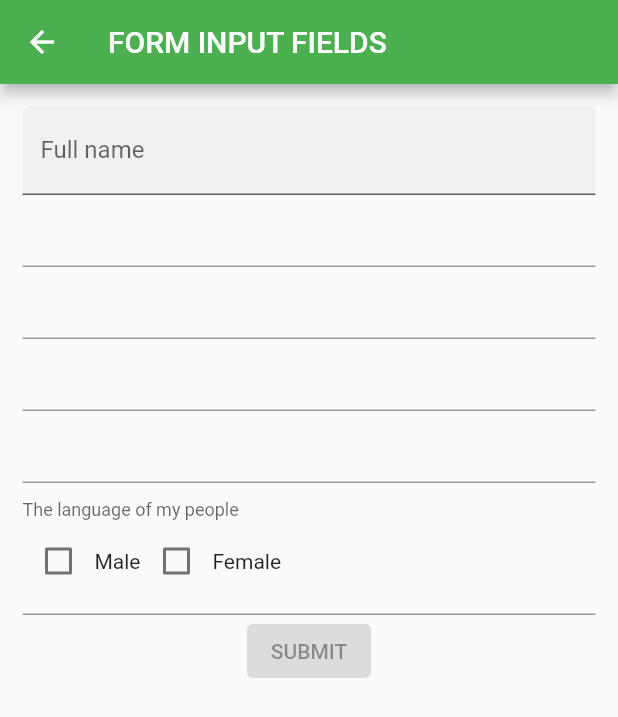
After one commit to mamgbigeofrey/cake_sale, a Flutter app: the screen it shows after launch, after a tap on "Form Inputs(Talk to us)", on a phone screen of 412 x 824 dp. The commit adds this screen. Shown: the top 717 px of the screen. Run offline on Flutter 3.47's test engine with Material 2 defaults, Android fonts, the phone set to English and light mode, and no system bars; drawn by our look-alikes of flutter_form_builder; our stand-ins replace fluttertoast.

Commit message:
New changes 1. i have implemented the different form input fields and types in flutter

```diff
--- a/lib/main.dart
+++ b/lib/main.dart
@@ -1,6 +1,8 @@
 import 'package:cake_sale/screens/AboutScreen.dart';
+import 'package:cake_sale/screens/FormInputScreen.dart';
 import 'package:cake_sale/screens/ProductsScreen.dart';
 import 'package:cake_sale/screens/ServicesScreen.dart';
+import 'package:cake_sale/screens/ToastScreen.dart';
 import 'package:flutter/material.dart';
 
 void main() {
@@ -20,6 +22,7 @@ class MyApp extends StatelessWidget {
         ),
         body: ListView(
           children: [
+            //creating a welcome page with image and some text
             Image(
               image: AssetImage('assets/images/decor2.jpeg'),
               width: 500,
@@ -27,6 +30,23 @@ class MyApp extends StatelessWidget {
             ),
             Text(
               'Welcome to Dreams Decor World where you get all your future function insights',
+            ),
+
+            //about us section
+            ListTile(
+              title: Text('ABOUT US'),
+              subtitle: Text('Read more about Dreams Decor World!'),
+              leading: Icon(Icons.production_quantity_limits),
+              trailing: Icon(Icons.chevron_right_outlined),
+              contentPadding: EdgeInsets.all(10),
+              onTap: () {
+                Navigator.push(
+                  context,
+                  MaterialPageRoute(
+                    builder: (context) => AboutScreen(),
+                  ),
+                );
+              },
             ),
 
             //services screen
@@ -47,7 +67,8 @@ class MyApp extends StatelessWidget {
                 );
               },
             ),
-//products screen
+
+            //products screen
             ListTile(
               title: Text('Our products'),
               subtitle: Text('Click to view all our available products'),
@@ -62,6 +83,40 @@ class MyApp extends StatelessWidget {
                   ),
                 );
               },
+            ),
+
+            //making flutter toasts
+            ListTile(
+              title: Text('Flutter toasts'),
+              subtitle: Text('Creating notifications/pop-ups in flutter'),
+              leading: Icon(Icons.notification_add_outlined),
+              trailing: Icon(Icons.chevron_right_outlined),
+              contentPadding: EdgeInsets.all(10),
+              onTap: () {
+                Navigator.push(
+                  context,
+                  MaterialPageRoute(
+                    builder: (context) => ToastScreen(),
+                  ),
+                );
+              },
+            ),
+
+            //form builder fieldtext
+            ListTile(
+              title: Text('Form Inputs(Talk to us)'),
+              subtitle: Text('Fill in the form to contact us'),
+              leading: Icon(Icons.input_outlined),
+              trailing: Icon(Icons.chevron_right_outlined),
+              contentPadding: EdgeInsets.all(10),
+              onTap: () {
+                Navigator.push(
+                  context,
+                  MaterialPageRoute(
+                    builder: (context) => FormInputScreen(),
+                  ),
+                );
+              },
             )
           ],
         ),
--- /dev/null
+++ b/lib/screens/FormInputScreen.dart
@@ -0,0 +1,78 @@
+import 'package:flutter/cupertino.dart';
+import 'package:flutter/material.dart';
+import 'package:flutter_form_builder/flutter_form_builder.dart';
+
+class FormInputScreen extends StatefulWidget {
+  const FormInputScreen({super.key});
+
+  @override
+  State<FormInputScreen> createState() => _FormInputScreenState();
+}
+
+class _FormInputScreenState extends State<FormInputScreen> {
+  @override
+  Widget build(BuildContext context) {
+    return Scaffold(
+      appBar: AppBar(
+        backgroundColor: Colors.green.shade500,
+        title: const Text('FORM INPUT FIELDS'),
+      ),
+      body: Container(
+        padding: EdgeInsets.all(15),
+        child: Column(
+          children: [
+            FormBuilderTextField(
+              cursorColor: Colors.red,
+              name: 'fname',
+              decoration: InputDecoration(
+                label: Text('Full name'),
+                filled: true,
+              ),
+            ),
+            FormBuilderTextField(
+              cursorColor: Colors.red,
+              name: 'username',
+            ),
+            FormBuilderTextField(
+              cursorColor: Colors.red,
+              name: 'email',
+              keyboardType: TextInputType.emailAddress,
+            ),
+            FormBuilderTextField(
+              cursorColor: Colors.red,
+              name: 'phone',
+              keyboardType: TextInputType.number,
+            ),
+            FormBuilderDateTimePicker(
+              cursorColor: Colors.red,
+              name: 'dob',
+              keyboardType: TextInputType.datetime,
+            ),
+            FormBuilderCheckboxGroup<String>(
+              autovalidateMode: AutovalidateMode.onUserInteraction,
+              decoration:
+                  const InputDecoration(labelText: 'The language of my people'),
+              name: 'languages',
+              // initialValue: const ['Dart'],
+              options: const [
+                FormBuilderFieldOption(value: 'Male'),
+                FormBuilderFieldOption(value: 'Female'),
+              ],
+              separator: const VerticalDivider(
+                width: 10,
+                thickness: 5,
+                color: Colors.red,
+              ),
+            ),
+            Center(
+              child: ElevatedButton(
+                onPressed: null,
+                child: Text('SUBMIT'),
+              ),
+            ),
+          ],
+        ),
+      ),
+    );
+  }
+}
--- a/pubspec.yaml
+++ b/pubspec.yaml
@@ -36,6 +36,8 @@ dependencies:
   # The following adds the Cupertino Icons font to your application.
   # Use with the CupertinoIcons class for iOS style icons.
   cupertino_icons: ^1.0.2
+  fluttertoast: ^8.1.2
+  flutter_form_builder: ^7.7.0
 
 dev_dependencies:
   flutter_test:
```
Also changed, not shown: lib/screens/ToastScreen.dart (added, +44 -0 lines), pubspec.lock.
